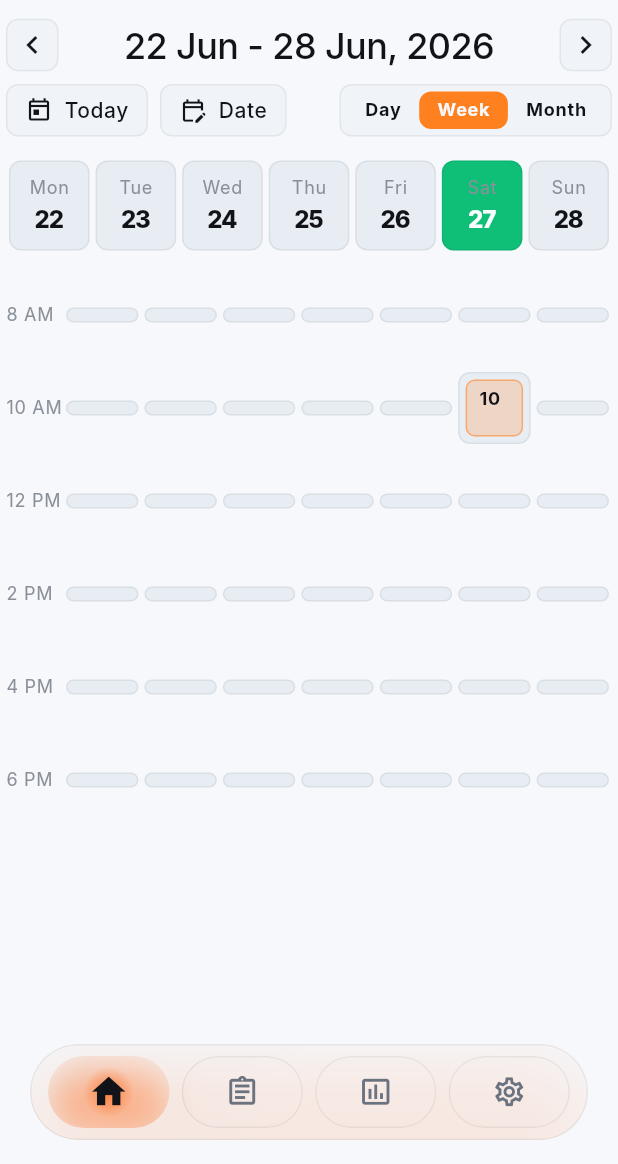
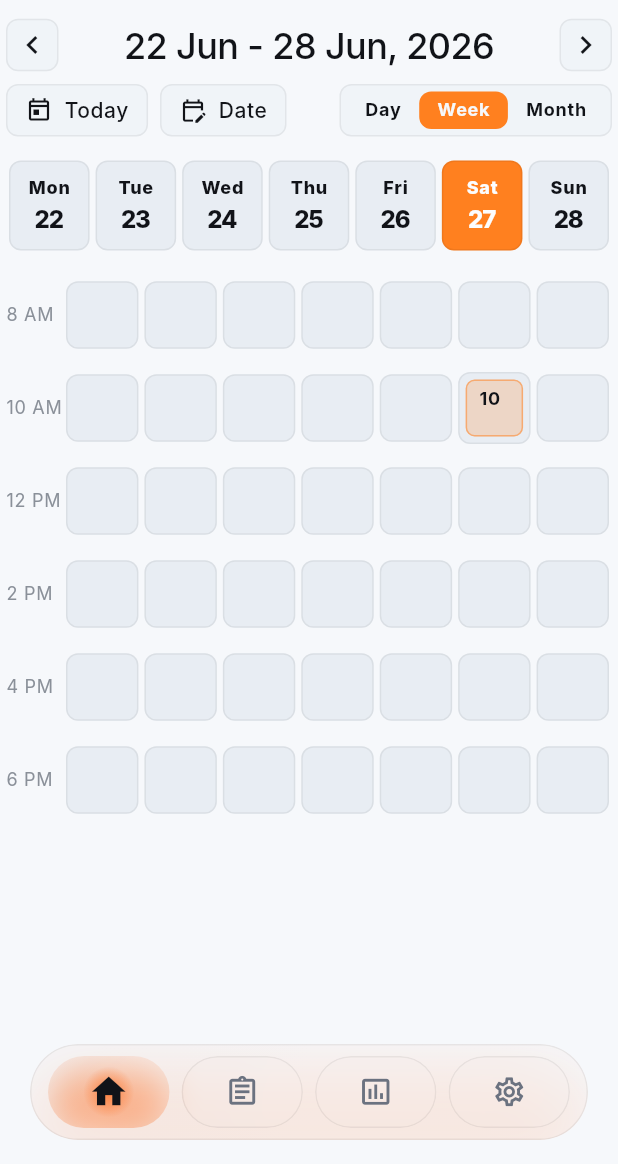
Before and after one commit to adminmyedudigital/me-mobile, a Flutter app: the HomeScreenContainer screen opened by its route, after a tap on the "chevron left" icon, after a tap on the "chevron right" icon, after a tap on "Week", on a phone screen of 412 x 824 dp, the part 72-1236 px from its top. Run offline on Flutter 3.47's test engine with Material 3 defaults, Android fonts, the phone set to English and light mode, and no system bars; our stand-ins replace get; Roboto replaces fonts that are missing (ABC Favorit, Inter).

Commit message:
Updated UI

```diff
--- /dev/null
+++ b/lib/controllers/analytics_controller.dart
@@ -0,0 +1,61 @@
+import 'package:get/get.dart';
+import 'package:me_mobile/screens/home/tabs/analytics/progress_card/study_progress_summary.dart';
+
+class AnalyticsController extends GetxController {
+  final RxInt currentSlide = 0.obs;
+
+  final List<StudyProgressSummary> progressItems = const [
+    StudyProgressSummary(
+      studyProgress: 72,
+      examProgress: 48,
+      title: 'Over all progress',
+      currentWeekStudyProgress: 18,
+      currentWeekExamProgress: 12,
+      currentMonthStudyProgress: 64,
+      currentMonthExamProgress: 38,
+    ),
+    StudyProgressSummary(
+      studyProgress: 58,
+      examProgress: 34,
+      title: 'Science',
+      currentWeekStudyProgress: 16,
+      currentWeekExamProgress: 8,
+      currentMonthStudyProgress: 52,
+      currentMonthExamProgress: 28,
+    ),
+    StudyProgressSummary(
+      studyProgress: 81,
+      examProgress: 62,
+      title: 'Mathematics',
+      currentWeekStudyProgress: 22,
+      currentWeekExamProgress: 14,
+      currentMonthStudyProgress: 74,
+      currentMonthExamProgress: 56,
+    ),
+  ];
+
+  StudyProgressSummary get currentProgress {
+    if (progressItems.isEmpty) {
+      return const StudyProgressSummary(
+        studyProgress: 0,
+        examProgress: 0,
+        title: 'Progress',
+        currentWeekStudyProgress: 0,
+        currentWeekExamProgress: 0,
+        currentMonthStudyProgress: 0,
+        currentMonthExamProgress: 0,
+      );
+    }
+
+    return progressItems[currentSlide.value.clamp(0, progressItems.length - 1)];
+  }
+
+  void changeSlide(int index) {
+    if (progressItems.isEmpty) {
+      currentSlide.value = 0;
+      return;
+    }
+
+    currentSlide.value = index.clamp(0, progressItems.length - 1);
+  }
+}
--- a/lib/controllers/app_binding.dart
+++ b/lib/controllers/app_binding.dart
@@ -5,7 +5,9 @@ class AppBinding extends Bindings {
   @override
   void dependencies() {
     Get.put(AppController(), permanent: true);
+    Get.lazyPut(AnalyticsController.new, fenix: true);
     Get.lazyPut(HomeController.new, fenix: true);
     Get.lazyPut(DashboardController.new, fenix: true);
+    Get.lazyPut(ExamsController.new, fenix: true);
   }
 }
--- a/lib/controllers/controllers.dart
+++ b/lib/controllers/controllers.dart
@@ -1,4 +1,6 @@
 export 'package:me_mobile/controllers/app_binding.dart';
 export 'package:me_mobile/controllers/app_controller.dart';
+export 'package:me_mobile/controllers/analytics_controller.dart';
+export 'package:me_mobile/controllers/dashboard_controller.dart';
+export 'package:me_mobile/controllers/exams_controller.dart';
 export 'package:me_mobile/controllers/home_controller.dart';
-export 'package:me_mobile/controllers/dashboard_controller.dart';
--- a/lib/screens/home/tabs/analytics/progress_card/progress_card.dart
+++ b/lib/screens/home/tabs/analytics/progress_card/progress_card.dart
@@ -1,8 +1,9 @@
 import 'package:flutter/material.dart';
+import 'package:get/get.dart';
+import 'package:me_mobile/controllers/controllers.dart';
 import 'package:me_mobile/screens/home/tabs/analytics/progress_card/progress_card_header.dart';
 import 'package:me_mobile/screens/home/tabs/analytics/progress_card/progress_chart.dart';
 import 'package:me_mobile/screens/home/tabs/analytics/progress_card/progress_metric.dart';
-import 'package:me_mobile/screens/home/tabs/analytics/progress_card/study_progress_summary.dart';
 import 'package:me_mobile/theme/theme.dart';
 
 class ProgressCard extends StatefulWidget {
@@ -14,36 +15,6 @@ class ProgressCard extends StatefulWidget {
 
 class _ProgressCardState extends State<ProgressCard> {
   late final PageController _pageController;
-  int currentSlide = 0;
-  static const progressItems = [
-    StudyProgressSummary(
-      studyProgress: 72,
-      examProgress: 48,
-      title: 'Over all progress',
-      currentWeekStudyProgress: 18,
-      currentWeekExamProgress: 12,
-      currentMonthStudyProgress: 64,
-      currentMonthExamProgress: 38,
-    ),
-    StudyProgressSummary(
-      studyProgress: 58,
-      examProgress: 34,
-      title: 'Science',
-      currentWeekStudyProgress: 16,
-      currentWeekExamProgress: 8,
-      currentMonthStudyProgress: 52,
-      currentMonthExamProgress: 28,
-    ),
-    StudyProgressSummary(
-      studyProgress: 81,
-      examProgress: 62,
-      title: 'Mathematics',
-      currentWeekStudyProgress: 22,
-      currentWeekExamProgress: 14,
-      currentMonthStudyProgress: 74,
-      currentMonthExamProgress: 56,
-    ),
-  ];
 
   @override
   void initState() {
@@ -54,9 +25,8 @@ class _ProgressCardState extends State<ProgressCard> {
   @override
   void didUpdateWidget(covariant ProgressCard oldWidget) {
     super.didUpdateWidget(oldWidget);
-    if (currentSlide >= progressItems.length) {
-      currentSlide = 0;
-    }
+    final controller = Get.find<AnalyticsController>();
+    controller.changeSlide(controller.currentSlide.value);
   }
 
   @override
@@ -67,7 +37,10 @@ class _ProgressCardState extends State<ProgressCard> {
 
   @override
   Widget build(BuildContext context) {
-    return Container(
+    final controller = Get.find<AnalyticsController>();
+
+    return Obx(
+      () => Container(
         padding: const EdgeInsets.symmetric(
           horizontal: AppSpacing.md,
           vertical: AppSpacing.xs,
@@ -98,52 +71,48 @@ class _ProgressCardState extends State<ProgressCard> {
           children: [
             ProgressCardHeader(
               title: "Progress",
-            currentTitle: progressItems[currentSlide].title,
-            slideCount: progressItems.length,
-            currentSlide: 0,
+              currentTitle: controller.currentProgress.title,
+              slideCount: controller.progressItems.length,
+              currentSlide: controller.currentSlide.value,
             ),
             SizedBox(
               height: 230,
               child: PageView.builder(
                 controller: _pageController,
-              itemCount: progressItems.length,
-              onPageChanged: (index) {
-                setState(() => currentSlide = index);
-              },
+                itemCount: controller.progressItems.length,
+                onPageChanged: controller.changeSlide,
                 itemBuilder: (context, index) {
+                  final progressItem = controller.progressItems[index];
+
                   return Column(
                     crossAxisAlignment: CrossAxisAlignment.start,
                     children: [
                       const SizedBox(height: AppSpacing.md),
-                    ProgressChart(progressItem: progressItems[index]),
+                      ProgressChart(progressItem: progressItem),
                       const SizedBox(height: AppSpacing.md),
                       ProgressMetricGrid(
                         metrics: [
                           ProgressMetricData(
                             title: 'Weekly Study',
-                          value:
-                              '${progressItems[index].currentWeekStudyProgress}%',
+                            value: '${progressItem.currentWeekStudyProgress}%',
                             icon: Icons.edit_note,
                             color: context.colors.accentGreen,
                           ),
                           ProgressMetricData(
                             title: 'Weekly Exam',
-                          value:
-                              '${progressItems[index].currentWeekExamProgress}%',
+                            value: '${progressItem.currentWeekExamProgress}%',
                             icon: Icons.assignment_turned_in_outlined,
                             color: context.colors.accentBlue,
                           ),
                           ProgressMetricData(
                             title: 'Monthly Study',
-                          value:
-                              '${progressItems[index].currentMonthStudyProgress}%',
+                            value: '${progressItem.currentMonthStudyProgress}%',
                             icon: Icons.calendar_month_outlined,
                             color: context.colors.accentBlue,
                           ),
                           ProgressMetricData(
                             title: 'Monthly Exam',
-                          value:
-                              '${progressItems[index].currentMonthExamProgress}%',
+                            value: '${progressItem.currentMonthExamProgress}%',
                             icon: Icons.fact_check_outlined,
                             color: context.colors.accentGreen,
                           ),
@@ -156,6 +125,7 @@ class _ProgressCardState extends State<ProgressCard> {
             ),
           ],
         ),
+      ),
     );
   }
 }
--- a/lib/screens/home/tabs/dashboard/calendar/calendar_views.dart
+++ b/lib/screens/home/tabs/dashboard/calendar/calendar_views.dart
@@ -194,7 +194,7 @@ class _MonthDateCell extends StatelessWidget {
   @override
   Widget build(BuildContext context) {
     final color = isSelected
-        ? context.colors.accentGreen
+        ? context.colors.accentOrange
         : isToday
         ? context.colors.accentBlueGlow
         : context.colors.surfaceDeep;
@@ -260,7 +260,7 @@ class _WeekDayHeaderCell extends StatelessWidget {
   @override
   Widget build(BuildContext context) {
     final color = isSelected
-        ? context.colors.accentGreen
+        ? context.colors.accentOrange
         : isToday
         ? context.colors.accentBlueGlow
         : context.colors.surfaceDeep;
@@ -283,7 +283,12 @@ class _WeekDayHeaderCell extends StatelessWidget {
             children: [
               Text(
                 DashboardDateUtils.weekdayNames[date.weekday - 1],
-                style: Theme.of(context).textTheme.labelSmall,
+                style: Theme.of(context).textTheme.labelSmall?.copyWith(
+                  color: isSelected
+                      ? context.colors.primaryOn
+                      : context.colors.ink,
+                  fontWeight: FontWeight.w800,
+                ),
               ),
               Text(
                 '${date.day}',
@@ -353,7 +358,7 @@ class _WeekTimeRow extends StatelessWidget {
                         border: Border.all(color: context.colors.hairline),
                       ),
                       child: event == null
-                          ? const SizedBox.shrink()
+                          ? const SizedBox(height: 35)
                           : _EventPill(event: event),
                     ),
                   ),
--- a/lib/screens/home/tabs/exams/exams_tab_container.dart
+++ b/lib/screens/home/tabs/exams/exams_tab_container.dart
@@ -1,46 +1,17 @@
 import 'package:flutter/material.dart';
+import 'package:get/get.dart';
+import 'package:me_mobile/controllers/controllers.dart';
 import 'package:me_mobile/theme/theme.dart';
 
 class ExamsTabContainer extends StatelessWidget {
   const ExamsTabContainer({super.key});
 
-  static final _exams = [
-    _ExamItem(
-      subjectName: 'English',
-      examDate: DateTime(2026, 7, 4),
-      type: _ExamType.school,
-      totalMarks: 100,
-      achievedMarks: 86,
-    ),
-    _ExamItem(
-      subjectName: 'Mathematics',
-      examDate: DateTime(2026, 7, 2),
-      type: _ExamType.tuition,
-      totalMarks: 80,
-      achievedMarks: 72,
-    ),
-    _ExamItem(
-      subjectName: 'Science',
-      examDate: DateTime(2026, 6, 29),
-      type: _ExamType.school,
-      totalMarks: 100,
-      achievedMarks: 91,
-    ),
-    _ExamItem(
-      subjectName: 'Social Studies',
-      examDate: DateTime(2026, 6, 24),
-      type: _ExamType.tuition,
-      totalMarks: 50,
-      achievedMarks: 41,
-    ),
-  ];
-
   @override
   Widget build(BuildContext context) {
-    final exams = List<_ExamItem>.of(_exams)
-      ..sort((first, second) => second.examDate.compareTo(first.examDate));
+    final controller = Get.find<ExamsController>();
 
-    return ListView(
+    return Obx(
+      () => ListView(
         padding: const EdgeInsets.fromLTRB(
           AppSpacing.xs,
           AppSpacing.xs,
@@ -48,52 +19,30 @@ class ExamsTabContainer extends StatelessWidget {
           AppSpacing.band,
         ),
         children: [
-        for (final exam in exams) ...[
-          _ExamCard(exam: exam),
+          for (final exam in controller.sortedExams) ...[
+            _ExamCard(
+              exam: exam,
+              dateLabel: controller.formatDate(exam.examDate),
+            ),
             const SizedBox(height: AppSpacing.md),
           ],
         ],
+      ),
     );
   }
 }
 
-enum _ExamType {
-  school('School'),
-  tuition('Tuition');
+class _ExamCard extends StatelessWidget {
+  const _ExamCard({required this.exam, required this.dateLabel});
 
-  const _ExamType(this.label);
-
-  final String label;
-}
-
-class _ExamItem {
-  const _ExamItem({
-    required this.subjectName,
-    required this.examDate,
-    required this.type,
-    required this.totalMarks,
-    required this.achievedMarks,
-  });
-
-  final String subjectName;
-  final DateTime examDate;
-  final _ExamType type;
-  final int totalMarks;
-  final int achievedMarks;
-
-  int get scorePercent => ((achievedMarks / totalMarks) * 100).round();
-}
-
-class _ExamCard extends StatelessWidget {
-  const _ExamCard({required this.exam});
-
-  final _ExamItem exam;
+  final ExamItem exam;
+  final String dateLabel;
 
   @override
   Widget build(BuildContext context) {
     final accentColor = switch (exam.type) {
-      _ExamType.school => context.colors.accentBlue,
-      _ExamType.tuition => context.colors.accentGreen,
+      ExamType.school => context.colors.accentBlue,
+      ExamType.tuition => context.colors.accentGreen,
     };
 
     return Card(
@@ -112,15 +61,16 @@ class _ExamCard extends StatelessWidget {
                       Text(
                         '${exam.subjectName} exam ${exam.subjectName} exam ${exam.subjectName} exam ${exam.subjectName} exam ${exam.subjectName} exam ${exam.subjectName} exam ${exam.subjectName} exam ${exam.subjectName} exam',
                         maxLines: 1,
-                        style: context.textTheme.titleMedium?.copyWith(
+                        style: Theme.of(context).textTheme.titleMedium
+                            ?.copyWith(
                               color: context.colors.ink,
                               fontWeight: FontWeight.w700,
                             ),
                       ),
                       const SizedBox(height: AppSpacing.xs),
                       Text(
-                        _formatDate(exam.examDate),
-                        style: context.textTheme.bodySmall,
+                        dateLabel,
+                        style: Theme.of(context).textTheme.bodySmall,
                       ),
                     ],
                   ),
@@ -152,25 +102,6 @@ class _ExamCard extends StatelessWidget {
       ),
     );
   }
-
-  String _formatDate(DateTime date) {
-    const monthNames = [
-      'Jan',
-      'Feb',
-      'Mar',
-      'Apr',
-      'May',
-      'Jun',
-      'Jul',
-      'Aug',
-      'Sep',
-      'Oct',
-      'Nov',
-      'Dec',
-    ];
-
-    return '${monthNames[date.month - 1]} ${date.day}, ${date.year}';
-  }
 }
 
 class _ExamTypeChip extends StatelessWidget {
@@ -194,7 +125,7 @@ class _ExamTypeChip extends StatelessWidget {
         ),
         child: Text(
           label,
-          style: context.textTheme.labelSmall?.copyWith(
+          style: Theme.of(context).textTheme.labelSmall?.copyWith(
             color: color,
             fontWeight: FontWeight.w700,
           ),
@@ -224,7 +155,7 @@ class _ExamMetric extends StatelessWidget {
         child: Column(
           crossAxisAlignment: CrossAxisAlignment.start,
           children: [
-            Text(label, style: context.textTheme.labelSmall),
+            Text(label, style: Theme.of(context).textTheme.labelSmall),
             const SizedBox(height: AppSpacing.xxs),
             Row(
               crossAxisAlignment: CrossAxisAlignment.end,
@@ -232,7 +163,7 @@ class _ExamMetric extends StatelessWidget {
                 Flexible(
                   child: Text(
                     value,
-                    style: context.textTheme.titleSmall?.copyWith(
+                    style: Theme.of(context).textTheme.titleSmall?.copyWith(
                       color: context.colors.ink,
                       fontWeight: FontWeight.w700,
                     ),
@@ -242,7 +173,10 @@ class _ExamMetric extends StatelessWidget {
                   const SizedBox(width: AppSpacing.xxs),
                   Padding(
                     padding: const EdgeInsets.only(bottom: AppSpacing.xxs),
-                    child: Text(helper!, style: context.textTheme.labelSmall),
+                    child: Text(
+                      helper!,
+                      style: Theme.of(context).textTheme.labelSmall,
+                    ),
                   ),
                 ],
               ],
```
Also changed, not shown: lib/controllers/exams_controller.dart (added, +85 -0 lines). Lines whose indentation alone changed are shown as unchanged.
